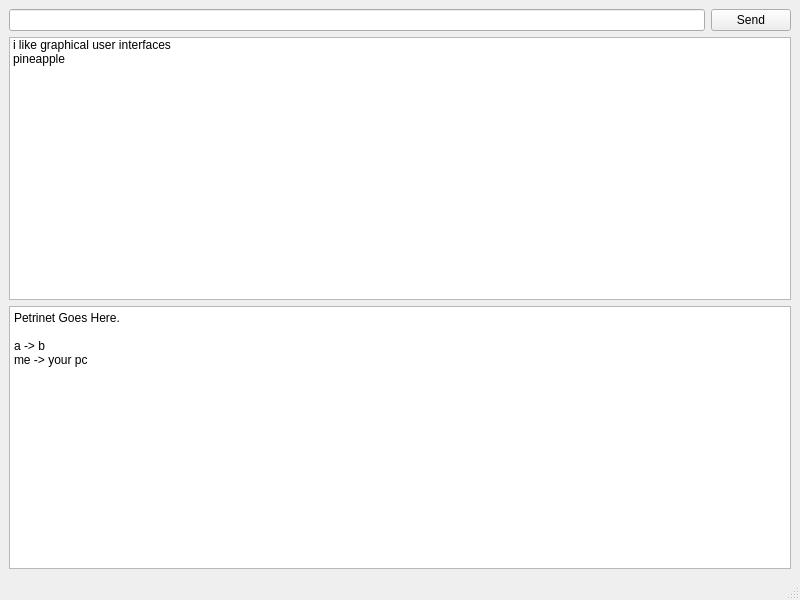
Before: the Qt Designer form UI/cudaqt/mainwindow.ui in DeeKahy/p6, drawn with Qt 5.
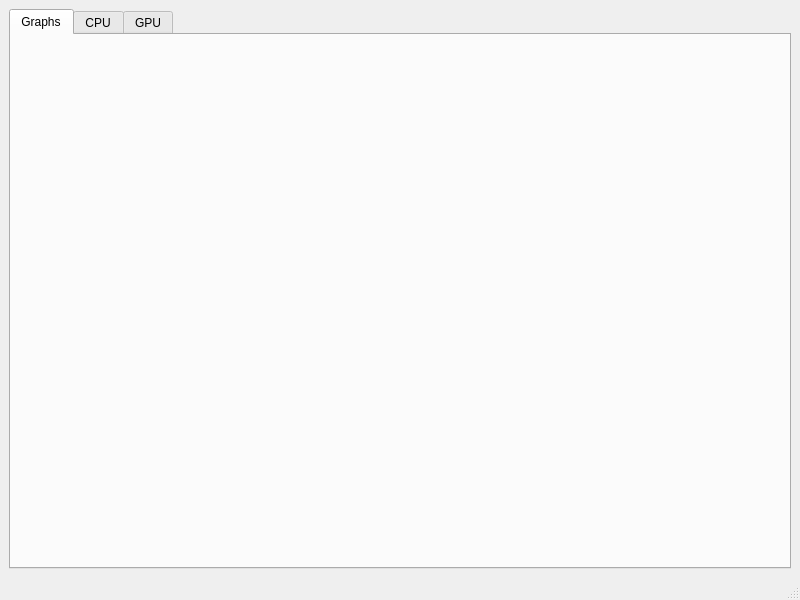
After: the same form once the commit is applied. The open tabs and pages were chosen to show the change.

What changed in the file:
```diff
--- a/UI/cudaqt/mainwindow.ui
+++ b/UI/cudaqt/mainwindow.ui
@@ -16,42 +16,85 @@
   <widget class="QWidget" name="centralwidget">
    <layout class="QVBoxLayout" name="verticalLayout">
     <item>
+     <widget class="QTabWidget" name="tabWidget">
+      <property name="currentIndex">
+       <number>2</number>
+      </property>
+      <widget class="QWidget" name="tab">
+       <attribute name="title">
+        <string>Graphs</string>
+       </attribute>
+       <layout class="QVBoxLayout" name="verticalLayout_3">
+        <item>
+         <widget class="QSplitter" name="splitter">
+          <property name="orientation">
+           <enum>Qt::Orientation::Vertical</enum>
+          </property>
+          <widget class="QWidget" name="chartContainer" native="true">
+           <property name="minimumSize">
+            <size>
+             <width>0</width>
+             <height>250</height>
+            </size>
+           </property>
+           <layout class="QVBoxLayout" name="chartLayout"/>
+          </widget>
+         </widget>
+        </item>
+       </layout>
+      </widget>
+      <widget class="QWidget" name="tab_2">
+       <attribute name="title">
+        <string>CPU</string>
+       </attribute>
+       <layout class="QVBoxLayout" name="verticalLayout_2">
+        <item>
+         <widget class="QTableWidget" name="tableWidgetCPU"/>
+        </item>
+        <item>
      <layout class="QHBoxLayout" name="horizontalLayout">
       <item>
-       <widget class="QLineEdit" name="contents"/>
+           <widget class="QPushButton" name="startBTN">
+            <property name="text">
+             <string>Start</string>
+            </property>
+           </widget>
       </item>
       <item>
-       <widget class="QPushButton" name="send">
+           <widget class="QLineEdit" name="argsLineEdit">
         <property name="text">
-         <string>Send</string>
+             <string>1000</string>
         </property>
        </widget>
       </item>
      </layout>
     </item>
+       </layout>
+      </widget>
+      <widget class="QWidget" name="tab_3">
+       <attribute name="title">
+        <string>GPU</string>
+       </attribute>
+       <layout class="QVBoxLayout" name="verticalLayout_4">
     <item>
-     <widget class="QListWidget" name="listWidget">
-      <item>
-       <property name="text">
-        <string>i like graphical user interfaces</string>
-       </property>
+         <widget class="QTableWidget" name="tableWidgetCPU_2"/>
       </item>
       <item>
+         <layout class="QHBoxLayout" name="horizontalLayout_2">
+          <item>
+           <widget class="QPushButton" name="pushButtonGPU">
        <property name="text">
-        <string>pineapple</string>
-       </property>
-      </item>
+             <string>Start</string>
+            </property>
      </widget>
     </item>
     <item>
-     <widget class="QPlainTextEdit" name="plainTextEdit">
-      <property name="plainText">
-       <string>Petrinet Goes Here.
-
-a -&gt; b
-me -&gt; your pc
-</string>
-      </property>
+           <widget class="QLineEdit" name="lineEditGPU"/>
+          </item>
+         </layout>
+        </item>
+       </layout>
+      </widget>
      </widget>
     </item>
    </layout>
```
Lines whose indentation alone changed are shown as unchanged.
